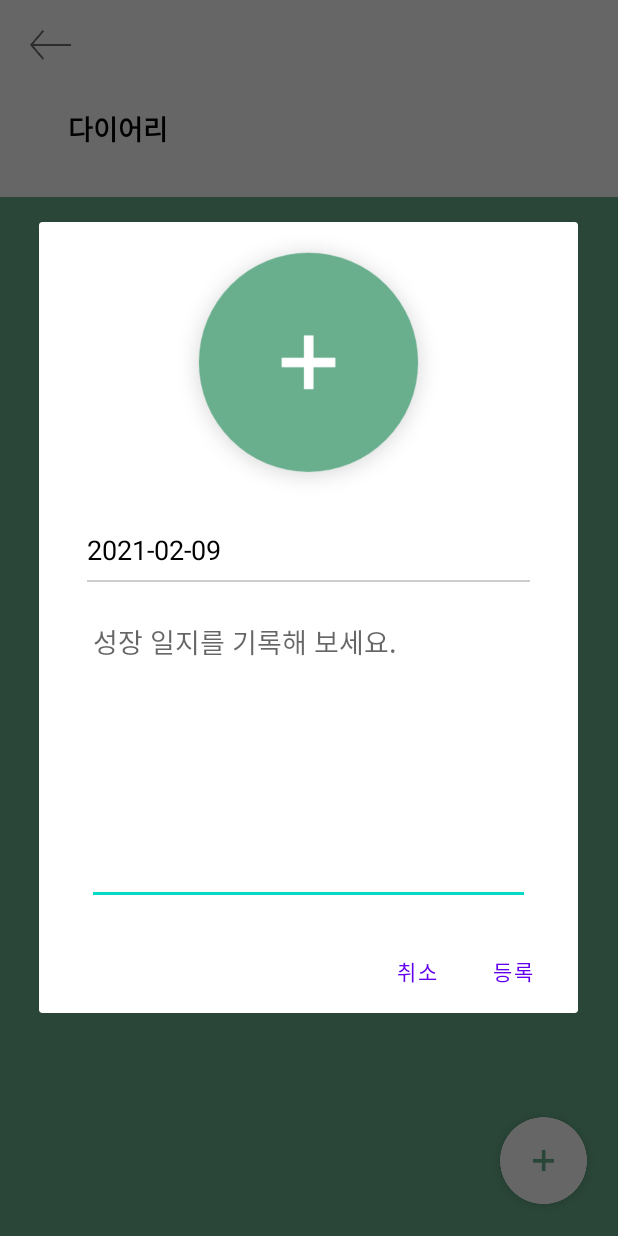
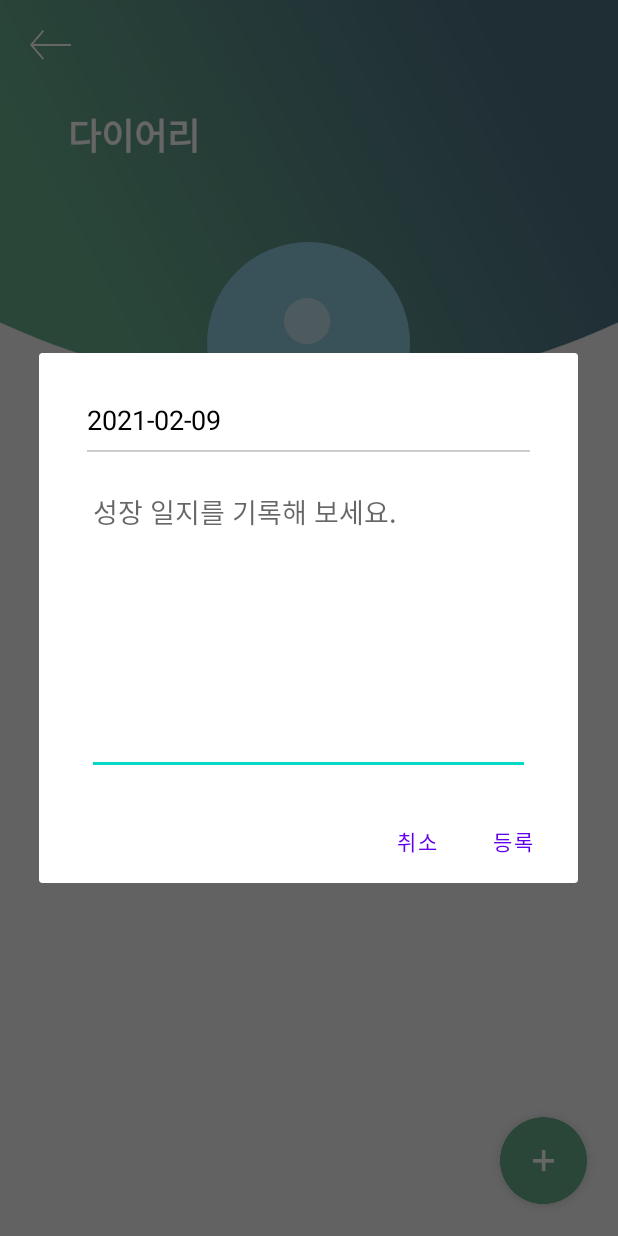
Before and after one commit to naerim/dailygreen_app, an Android app: the fragment ListDiaryFragment shown on its own in the app's theme, after a tap on an icon or button, on a phone screen of 412 x 824 dp. Run offline under Robolectric (Android 15) with nearby library versions, the phone set to English and light mode, and no system bars; our stand-ins replace CircleImageView, Firebase (no records; nobody signed in at launch, a user with empty details on screens opened directly).

Commit message:
[FIX] 다이어리 레이아웃 수정, 셋팅 페이지 배경화면

```diff
--- a/app/src/main/res/layout/activity_main.xml
+++ b/app/src/main/res/layout/activity_main.xml
@@ -5,7 +5,6 @@
     android:id="@+id/bottom_menu"
     android:layout_width="match_parent"
     android:layout_height="match_parent"
-    android:background="@drawable/background_home"
     tools:context=".MainActivity">
 
     <androidx.constraintlayout.widget.ConstraintLayout
--- a/app/src/main/res/layout/dialog_adddiary.xml
+++ b/app/src/main/res/layout/dialog_adddiary.xml
@@ -5,26 +5,17 @@
     android:layout_width="match_parent"
     android:layout_height="wrap_content">
 
-    <ImageView
-        android:id="@+id/imageView5"
-        android:layout_width="0dp"
-        android:layout_height="190dp"
-        app:layout_constraintEnd_toEndOf="parent"
-        app:layout_constraintStart_toStartOf="parent"
-        app:layout_constraintTop_toTopOf="parent"
-        app:srcCompat="@drawable/plusplnat" />
-
     <TextView
         android:id="@+id/text_date_diary"
         android:layout_width="wrap_content"
         android:layout_height="wrap_content"
         android:layout_marginStart="32dp"
-        android:layout_marginTop="16dp"
+        android:layout_marginTop="32dp"
         android:text="2021.2.2"
         android:textColor="@color/black"
         android:textSize="18sp"
         app:layout_constraintStart_toStartOf="parent"
-        app:layout_constraintTop_toBottomOf="@+id/imageView5" />
+        app:layout_constraintTop_toTopOf="parent" />
 
     <EditText
         android:id="@+id/edt_content_diary"
--- a/app/src/main/res/layout/fragment_diary.xml
+++ b/app/src/main/res/layout/fragment_diary.xml
@@ -1,10 +1,10 @@
 <?xml version="1.0" encoding="utf-8"?>
-<androidx.constraintlayout.widget.ConstraintLayout
-    xmlns:android="http://schemas.android.com/apk/res/android"
+<androidx.constraintlayout.widget.ConstraintLayout xmlns:android="http://schemas.android.com/apk/res/android"
     xmlns:app="http://schemas.android.com/apk/res-auto"
     xmlns:tools="http://schemas.android.com/tools"
     android:layout_width="match_parent"
-    android:layout_height="match_parent">
+    android:layout_height="match_parent"
+    android:background="@drawable/background_main">
 
     <TextView
         android:id="@+id/textView3"
--- a/app/src/main/res/layout/fragment_diary_list.xml
+++ b/app/src/main/res/layout/fragment_diary_list.xml
@@ -4,7 +4,7 @@
     xmlns:tools="http://schemas.android.com/tools"
     android:layout_width="match_parent"
     android:layout_height="match_parent"
-    android:background="#FFFFFF">
+    android:background="@drawable/background_diary">
 
     <TextView
         android:id="@+id/textView7"
@@ -13,17 +13,16 @@
         android:layout_marginStart="45dp"
         android:layout_marginTop="72dp"
         android:text="다이어리"
-        android:textColor="@color/black"
-        android:textSize="18sp"
+        android:textColor="@color/white"
+        android:textSize="24sp"
         android:textStyle="bold"
         app:layout_constraintStart_toStartOf="parent"
         app:layout_constraintTop_toTopOf="parent" />
 
     <androidx.core.widget.NestedScrollView
-        android:layout_width="0dp"
+        android:layout_width="396dp"
         android:layout_height="0dp"
-        android:layout_marginTop="32dp"
-        android:background="@color/main_color"
+        android:layout_marginTop="8dp"
         android:fillViewport="true"
         app:layout_constraintBottom_toBottomOf="parent"
         app:layout_constraintEnd_toEndOf="parent"
@@ -40,7 +39,7 @@
                 android:id="@+id/img_diary_list"
                 android:layout_width="135dp"
                 android:layout_height="135dp"
-                android:layout_marginTop="20dp"
+                android:layout_marginTop="45dp"
                 android:src="@drawable/blankface" />
 
             <TextView
@@ -49,7 +48,6 @@
                 android:layout_height="wrap_content"
                 android:layout_marginTop="8dp"
                 android:text="종"
-                android:textColor="@color/white"
                 android:textSize="12sp" />
 
             <TextView
@@ -58,7 +56,7 @@
                 android:layout_height="wrap_content"
                 android:text="이름"
                 android:textAlignment="viewEnd"
-                android:textColor="@color/white"
+                android:textColor="@color/black"
                 android:textSize="18sp" />
 
             <androidx.recyclerview.widget.RecyclerView
@@ -78,7 +76,7 @@
         android:layout_height="20dp"
         android:layout_marginStart="20dp"
         android:layout_marginTop="20dp"
-        android:background="@drawable/icon_back"
+        android:background="@drawable/icon_back_white"
         app:layout_constraintStart_toStartOf="parent"
         app:layout_constraintTop_toTopOf="parent" />
 
@@ -88,7 +86,7 @@
         android:layout_height="75dp"
         android:layout_marginEnd="12dp"
         android:layout_marginBottom="12dp"
-        android:background="@drawable/plusdiary"
+        android:background="@drawable/plusplnat"
         android:elevation="5dp"
         android:textAppearance="@style/TextAppearance.AppCompat.Large"
         app:layout_constraintBottom_toBottomOf="parent"
--- a/app/src/main/res/layout/fragment_home.xml
+++ b/app/src/main/res/layout/fragment_home.xml
@@ -3,7 +3,8 @@
     xmlns:app="http://schemas.android.com/apk/res-auto"
     xmlns:tools="http://schemas.android.com/tools"
     android:layout_width="match_parent"
-    android:layout_height="match_parent">
+    android:layout_height="match_parent"
+    android:background="@drawable/background_main">
 
     <TextView
         android:id="@+id/textView2"
--- a/app/src/main/res/layout/fragment_setting.xml
+++ b/app/src/main/res/layout/fragment_setting.xml
@@ -18,4 +18,5 @@
         android:textStyle="bold"
         app:layout_constraintStart_toStartOf="parent"
         app:layout_constraintTop_toTopOf="parent" />
+
 </androidx.constraintlayout.widget.ConstraintLayout>
```
Also changed, not shown: app/src/main/AndroidManifest.xml (+6 -3 lines), app/src/main/java/com/example/dailygreen_app/DiaryDetailActivity.kt (added, +11 -0 lines), app/src/main/res/layout/activity_diary_detail.xml (added, +9 -0 lines), app/src/main/res/layout/item_diary_detail.xml (+2 -15 lines), app/src/main/res/drawable-v24/background_home.png (deleted), app/src/main/res/drawable/background_diary.png (added), app/src/main/res/drawable/background_main.png (added), app/src/main/res/drawable/btn_logout.png (added), app/src/main/res/drawable/btn_producer.png (added), app/src/main/res/drawable/btn_terms.png (added), app/src/main/res/drawable/icon_back_white.png (added), app/src/main/res/drawable/icon_logout.png (added).
